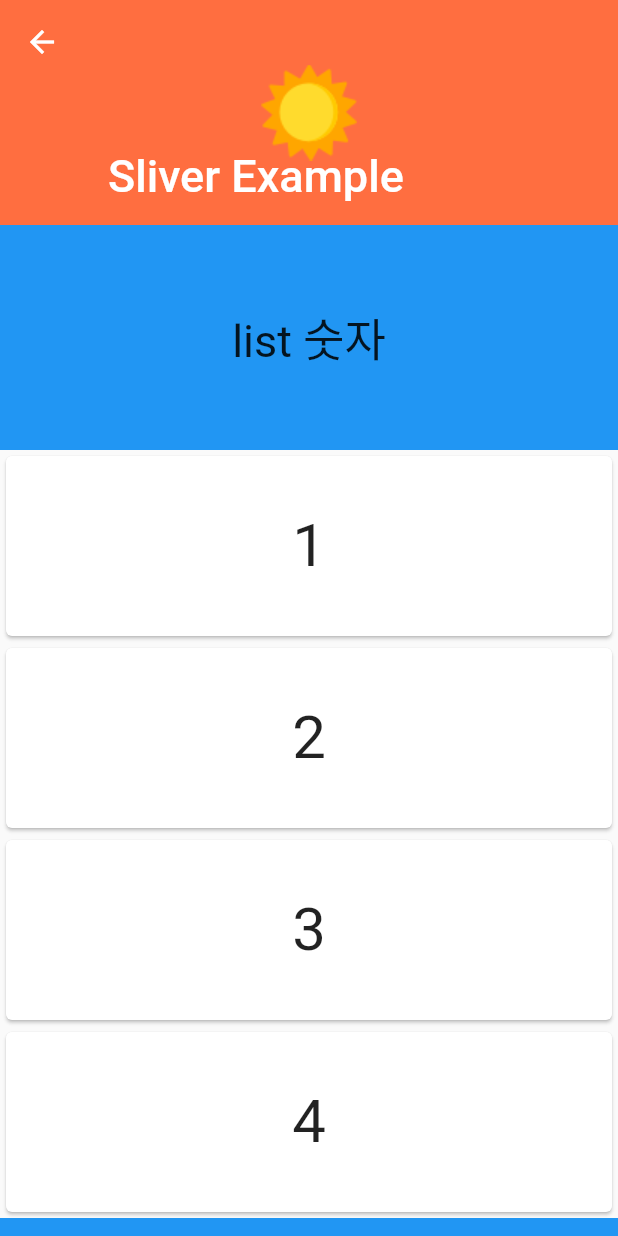
After one commit to Ghayoung/Flutter_study, a Flutter app: the AnimationApp screen opened directly, after a tap on "페이지 이동", on a phone screen of 412 x 824 dp. The commit adds this screen. Run offline on Flutter 3.47's test engine with Material 2 defaults, Android fonts, the phone set to English and light mode, and no system bars; our stand-ins replace dio, shared_preferences, sqflite; accounts and stored records are empty.

Commit message:
20230130 Sliver 스크롤뷰

```diff
--- a/lib/main_animation_example.dart
+++ b/lib/main_animation_example.dart
@@ -5,6 +5,7 @@
 import 'package:flutter/material.dart';
 import 'people.dart';
 import 'secondPage.dart';
+import 'sliverPage.dart';
 
 void main() => runApp(MyApp());
 
@@ -149,6 +150,14 @@ class _AnimationApp extends State<AnimationApp> {
                 ),
               ),
             ),
+            ElevatedButton(
+              onPressed: () {
+                Navigator.of(context).push(
+                  MaterialPageRoute(builder: (context) => SliverPage())
+                );
+              },
+              child: Text('페이지 이동'),
+            ),
           ],
         ))));
   }
--- /dev/null
+++ b/lib/sliverPage.dart
@@ -0,0 +1,145 @@
+/*
+스크롤 시 역동적인 앱바 만들기
+main_animation_example에서 사용
+ */
+
+import 'package:flutter/material.dart';
+import 'dart:math' as math;
+
+class SliverPage extends StatefulWidget {
+  @override
+  State<StatefulWidget> createState() => _SliverPage();
+}
+
+class _SliverPage extends State<SliverPage> {
+  @override
+  Widget build(BuildContext context) {
+    return Scaffold(
+      body: CustomScrollView( // 사용자 정의 스크롤 효과를 만드는 위젯
+        slivers: <Widget>[ // slivers 인자로 위젯을 묶어 주어야 함
+          SliverAppBar(
+            // 앱바의 높이 설정
+            expandedHeight: 150.0,
+            flexibleSpace: FlexibleSpaceBar(
+              title: Text('Sliver Example'),
+              background: Image.asset('repo/images/sunny.png'),
+            ),
+            backgroundColor: Colors.deepOrangeAccent,
+            pinned: true,
+          ),
+          SliverPersistentHeader(
+            delegate: _HeaderDelegate(
+              minHeight: 50,
+              maxHeight: 150,
+              child: Container(
+                color: Colors.blue,
+                child: Center(
+                  child: Column(
+                    mainAxisAlignment: MainAxisAlignment.center,
+                    children: <Widget>[
+                      Text(
+                        'list 숫자',
+                        style: TextStyle(fontSize: 30),
+                      ),
+                    ],
+                  ),
+                ),
+              ),
+            ),
+            pinned: true,
+          ),
+          SliverList(
+            delegate: SliverChildListDelegate([
+              customCard('1'),
+              customCard('2'),
+              customCard('3'),
+              customCard('4'),
+            ])
+          ),
+          SliverPersistentHeader(
+            delegate: _HeaderDelegate(
+              minHeight: 50,
+              maxHeight: 150,
+              child: Container(
+                color: Colors.blue,
+                child: Center(
+                  child: Column(
+                    mainAxisAlignment: MainAxisAlignment.center,
+                    children: <Widget>[
+                      Text(
+                        '그리드 숫자',
+                        style: TextStyle(fontSize: 30),
+                      ),
+                    ],
+                  ),
+                ),
+              ),
+            ),
+            pinned: true,
+          ),
+          SliverGrid(
+            delegate: SliverChildListDelegate([
+              customCard('1'),
+              customCard('2'),
+              customCard('3'),
+              customCard('4'),
+            ]),
+            gridDelegate:
+              SliverGridDelegateWithFixedCrossAxisCount(crossAxisCount: 2)
+          ),
+          SliverList(
+            delegate: SliverChildBuilderDelegate((context, index) {
+              return Container(
+                child: customCard('list count : $index'),
+              );
+            }, childCount: 10),
+          )
+        ],
+      ),
+    );
+  }
+
+  Widget customCard(String text) {
+    return Card(
+      child: Container(
+        height: 120,
+        child: Center(
+          child: Text(
+            text,
+            style: TextStyle(fontSize: 40),
+          )
+        )
+      )
+    );
+  }
+}
+
+class _HeaderDelegate extends SliverPersistentHeaderDelegate {
+  final double minHeight;
+  final double maxHeight;
+  final Widget child;
+
+  _HeaderDelegate({
+    required this.minHeight,
+    required this.maxHeight,
+    required this.child,
+  });
+
+  @override
+  Widget build(BuildContext context, double shrinkOffset, bool overlapsContent) { // 머리말을 만들 때 사용할 위젯 배치
+    return SizedBox.expand(child: child);
+  }
+
+  @override
+  double get maxExtent => math.max(maxHeight, minHeight); // 해당 위젯의 최대 높이 설정
+
+  @override
+  double get minExtent => minHeight; // 가장 작은 높이 설정
+
+  @override
+  bool shouldRebuild(_HeaderDelegate oldDelegate) { // 위젯을 계속 그릴지 여부
+    return maxHeight != oldDelegate.maxHeight ||
+    minHeight != oldDelegate.minHeight ||
+    child != oldDelegate.child;
+  }
+}
```
